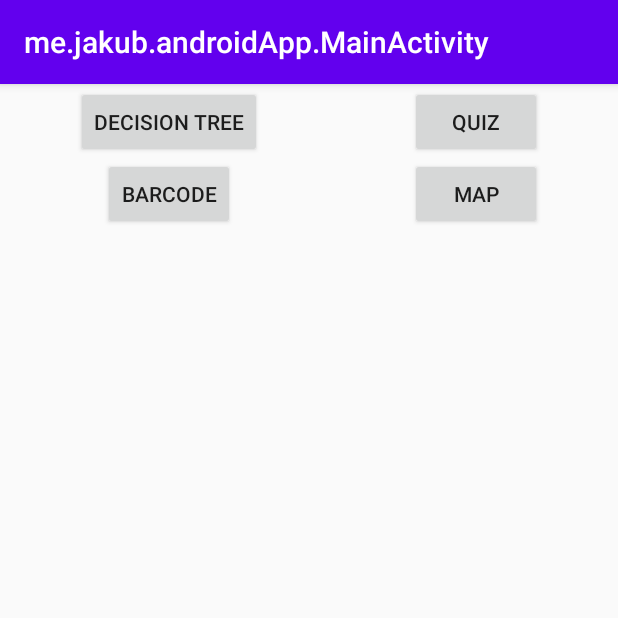
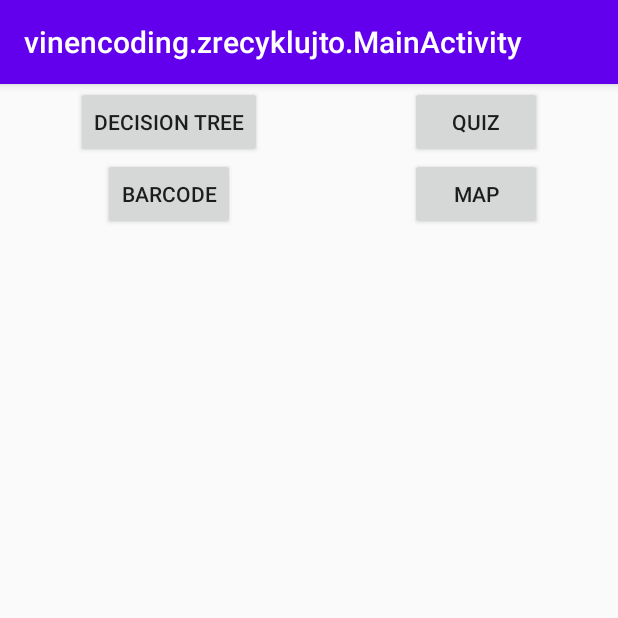
Before and after one commit to lukas-sahula/zrecykluj.to, an Android app: the screen it shows after launch (MainActivity), on a phone screen of 412 x 824 dp, the top half of it. Run offline under Robolectric (Android 15) with nearby library versions, the phone set to English and light mode, and no system bars.

Commit message:
refac: me.jakub -> vinencoding

```diff
--- a/androidApp/build.gradle.kts
+++ b/androidApp/build.gradle.kts
@@ -5,7 +5,7 @@ plugins {
     id("kotlin-android")
 }
 
-group = "me.jakub"
+group = "vinencoding"
 version = "1.0-SNAPSHOT"
 
 dependencies {
@@ -24,7 +24,7 @@ dependencies {
 android {
     compileSdkVersion(29)
     defaultConfig {
-        applicationId = "me.jakub.androidApp"
+        applicationId = "vinencoding.zrecyklujto"
         minSdkVersion(24)
         targetSdkVersion(29)
         versionCode = 1
--- a/androidApp/src/main/AndroidManifest.xml
+++ b/androidApp/src/main/AndroidManifest.xml
@@ -1,5 +1,5 @@
 <?xml version="1.0" encoding="utf-8"?>
-<manifest xmlns:android="http://schemas.android.com/apk/res/android" package="me.jakub.androidApp">
+<manifest xmlns:android="http://schemas.android.com/apk/res/android" package="vinencoding.zrecyklujto">
     <application
             android:allowBackup="false"
             android:supportsRtl="true"
--- a/androidApp/src/main/java/me/jakub/androidApp/DecisionTreeFragment.kt
+++ b/androidApp/src/main/java/vinencoding/zrecyklujto/DecisionTreeFragment.kt
@@ -1,4 +1,4 @@
-package me.jakub.androidApp
+package vinencoding.zrecyklujto
 
 import android.os.Bundle
 import androidx.fragment.app.Fragment
--- a/androidApp/src/main/java/me/jakub/androidApp/BarcodeFragment.kt
+++ b/androidApp/src/main/java/vinencoding/zrecyklujto/HomeFragment.kt
@@ -1,10 +1,12 @@
-package me.jakub.androidApp
+package vinencoding.zrecyklujto
 
 import android.os.Bundle
 import androidx.fragment.app.Fragment
 import android.view.LayoutInflater
 import android.view.View
 import android.view.ViewGroup
+import android.widget.Button
+import androidx.navigation.Navigation
 
 // TODO: Rename parameter arguments, choose names that match
 // the fragment initialization parameters, e.g. ARG_ITEM_NUMBER
@@ -13,10 +15,10 @@ private const val ARG_PARAM2 = "param2"
 
 /**
  * A simple [Fragment] subclass.
- * Use the [BarcodeFragment.newInstance] factory method to
+ * Use the [HomeFragment.newInstance] factory method to
  * create an instance of this fragment.
  */
-class BarcodeFragment : Fragment() {
+class HomeFragment : Fragment() {
     // TODO: Rename and change types of parameters
     private var param1: String? = null
     private var param2: String? = null
@@ -34,7 +36,26 @@ class BarcodeFragment : Fragment() {
         savedInstanceState: Bundle?
     ): View? {
         // Inflate the layout for this fragment
-        return inflater.inflate(R.layout.fragment_barcode, container, false)
+
+        val view = inflater.inflate(R.layout.fragment_home, container, false)
+
+        view.findViewById<Button>(R.id.navDecisionTreeButton).setOnClickListener {
+            Navigation.findNavController(view).navigate(R.id.action_homeFragment_to_decisionTreeFragment)
+        }
+
+        view.findViewById<Button>(R.id.navQuizButton).setOnClickListener {
+            Navigation.findNavController(view).navigate(R.id.action_homeFragment_to_quizFragment)
+        }
+
+        view.findViewById<Button>(R.id.navBarcodeButton).setOnClickListener {
+            Navigation.findNavController(view).navigate(R.id.action_homeFragment_to_barcodeFragment)
+        }
+
+        view.findViewById<Button>(R.id.navMapButton).setOnClickListener {
+            Navigation.findNavController(view).navigate(R.id.action_homeFragment_to_mapFragment)
+        }
+
+        return view
     }
 
     companion object {
@@ -44,12 +65,12 @@ class BarcodeFragment : Fragment() {
          *
          * @param param1 Parameter 1.
          * @param param2 Parameter 2.
-         * @return A new instance of fragment BarcodeFragment.
+         * @return A new instance of fragment HomeFragment.
          */
         // TODO: Rename and change types and number of parameters
         @JvmStatic
         fun newInstance(param1: String, param2: String) =
-            BarcodeFragment().apply {
+            HomeFragment().apply {
                 arguments = Bundle().apply {
                     putString(ARG_PARAM1, param1)
                     putString(ARG_PARAM2, param2)
--- a/androidApp/src/main/java/me/jakub/androidApp/HomeFragment.kt
+++ b/androidApp/src/main/java/vinencoding/zrecyklujto/MapFragment.kt
@@ -1,12 +1,10 @@
-package me.jakub.androidApp
+package vinencoding.zrecyklujto
 
 import android.os.Bundle
 import androidx.fragment.app.Fragment
 import android.view.LayoutInflater
 import android.view.View
 import android.view.ViewGroup
-import android.widget.Button
-import androidx.navigation.Navigation
 
 // TODO: Rename parameter arguments, choose names that match
 // the fragment initialization parameters, e.g. ARG_ITEM_NUMBER
@@ -15,10 +13,10 @@ private const val ARG_PARAM2 = "param2"
 
 /**
  * A simple [Fragment] subclass.
- * Use the [HomeFragment.newInstance] factory method to
+ * Use the [MapFragment.newInstance] factory method to
  * create an instance of this fragment.
  */
-class HomeFragment : Fragment() {
+class MapFragment : Fragment() {
     // TODO: Rename and change types of parameters
     private var param1: String? = null
     private var param2: String? = null
@@ -36,26 +34,7 @@ class HomeFragment : Fragment() {
         savedInstanceState: Bundle?
     ): View? {
         // Inflate the layout for this fragment
-
-        val view = inflater.inflate(R.layout.fragment_home, container, false)
-
-        view.findViewById<Button>(R.id.navDecisionTreeButton).setOnClickListener {
-            Navigation.findNavController(view).navigate(R.id.action_homeFragment_to_decisionTreeFragment)
-        }
-
-        view.findViewById<Button>(R.id.navQuizButton).setOnClickListener {
-            Navigation.findNavController(view).navigate(R.id.action_homeFragment_to_quizFragment)
-        }
-
-        view.findViewById<Button>(R.id.navBarcodeButton).setOnClickListener {
-            Navigation.findNavController(view).navigate(R.id.action_homeFragment_to_barcodeFragment)
-        }
-
-        view.findViewById<Button>(R.id.navMapButton).setOnClickListener {
-            Navigation.findNavController(view).navigate(R.id.action_homeFragment_to_mapFragment)
-        }
-
-        return view
+        return inflater.inflate(R.layout.fragment_map, container, false)
     }
 
     companion object {
@@ -65,12 +44,12 @@ class HomeFragment : Fragment() {
          *
          * @param param1 Parameter 1.
          * @param param2 Parameter 2.
-         * @return A new instance of fragment HomeFragment.
+         * @return A new instance of fragment MapFragment.
          */
         // TODO: Rename and change types and number of parameters
         @JvmStatic
         fun newInstance(param1: String, param2: String) =
-            HomeFragment().apply {
+            MapFragment().apply {
                 arguments = Bundle().apply {
                     putString(ARG_PARAM1, param1)
                     putString(ARG_PARAM2, param2)
--- a/androidApp/src/main/java/me/jakub/androidApp/QuizFragment.kt
+++ b/androidApp/src/main/java/vinencoding/zrecyklujto/QuizFragment.kt
@@ -1,4 +1,4 @@
-package me.jakub.androidApp
+package vinencoding.zrecyklujto
 
 import android.os.Bundle
 import androidx.fragment.app.Fragment
--- a/androidApp/src/main/res/navigation/sidebar_nav.xml
+++ b/androidApp/src/main/res/navigation/sidebar_nav.xml
@@ -7,7 +7,7 @@
 
     <fragment
         android:id="@+id/decisionTreeFragment"
-        android:name="me.jakub.androidApp.DecisionTreeFragment"
+        android:name="vinencoding.zrecyklujto.DecisionTreeFragment"
         android:label="fragment_decision_tree"
         tools:layout="@layout/fragment_decision_tree" >
         <action
@@ -16,7 +16,7 @@
     </fragment>
     <fragment
         android:id="@+id/barcodeFragment"
-        android:name="me.jakub.androidApp.BarcodeFragment"
+        android:name="vinencoding.zrecyklujto.BarcodeFragment"
         android:label="fragment_barcode"
         tools:layout="@layout/fragment_barcode" >
         <action
@@ -25,7 +25,7 @@
     </fragment>
     <fragment
         android:id="@+id/quizFragment"
-        android:name="me.jakub.androidApp.QuizFragment"
+        android:name="vinencoding.zrecyklujto.QuizFragment"
         android:label="fragment_quiz"
         tools:layout="@layout/fragment_quiz" >
         <action
@@ -34,7 +34,7 @@
     </fragment>
     <fragment
         android:id="@+id/mapFragment"
-        android:name="me.jakub.androidApp.MapFragment"
+        android:name="vinencoding.zrecyklujto.MapFragment"
         android:label="fragment_map"
         tools:layout="@layout/fragment_map" >
         <action
@@ -43,7 +43,7 @@
     </fragment>
     <fragment
         android:id="@+id/homeFragment"
-        android:name="me.jakub.androidApp.HomeFragment"
+        android:name="vinencoding.zrecyklujto.HomeFragment"
         android:label="fragment_home"
         tools:layout="@layout/fragment_home" >
         <action
--- a/shared/build.gradle.kts
+++ b/shared/build.gradle.kts
@@ -6,7 +6,7 @@ plugins {
     id("kotlin-android-extensions")
 }
 
-group = "me.jakub"
+group = "vinencoding"
 version = "1.0-SNAPSHOT"
 
 kotlin {
--- a/shared/src/androidMain/AndroidManifest.xml
+++ b/shared/src/androidMain/AndroidManifest.xml
@@ -1,2 +1,2 @@
 <?xml version="1.0" encoding="utf-8"?>
-<manifest xmlns:android="http://schemas.android.com/apk/res/android" package="me.jakub.shared"/>
+<manifest xmlns:android="http://schemas.android.com/apk/res/android" package="vinencoding.shared"/>
--- a/shared/src/androidMain/kotlin/me/jakub/shared/Platform.kt
+++ b/shared/src/androidMain/kotlin/me/jakub/shared/Platform.kt
@@ -1,4 +1,4 @@
-package me.jakub.shared
+package vinencoding.shared
 
 actual class Platform actual constructor() {
     actual val platform: String = "Android ${android.os.Build.VERSION.SDK_INT}"
--- a/shared/src/commonMain/kotlin/me/jakub/shared/Greeting.kt
+++ b/shared/src/commonMain/kotlin/me/jakub/shared/Greeting.kt
@@ -1,4 +1,4 @@
-package me.jakub.shared
+package vinencoding.shared
 
 
 class Greeting {
--- a/shared/src/commonMain/kotlin/me/jakub/shared/Platform.kt
+++ b/shared/src/commonMain/kotlin/me/jakub/shared/Platform.kt
@@ -1,4 +1,4 @@
-package me.jakub.shared
+package vinencoding.shared
 
 expect class Platform() {
     val platform: String
```
Also changed, not shown: androidApp/src/main/java/vinencoding/zrecyklujto/BarcodeFragment.kt (renamed from androidApp/src/main/java/me/jakub/androidApp/MapFragment.kt, +6 -6 lines), androidApp/src/main/java/vinencoding/zrecyklujto/MainActivity.kt (renamed from androidApp/src/main/java/me/jakub/androidApp/MainActivity.kt, +1 -7 lines), 3 other files.
